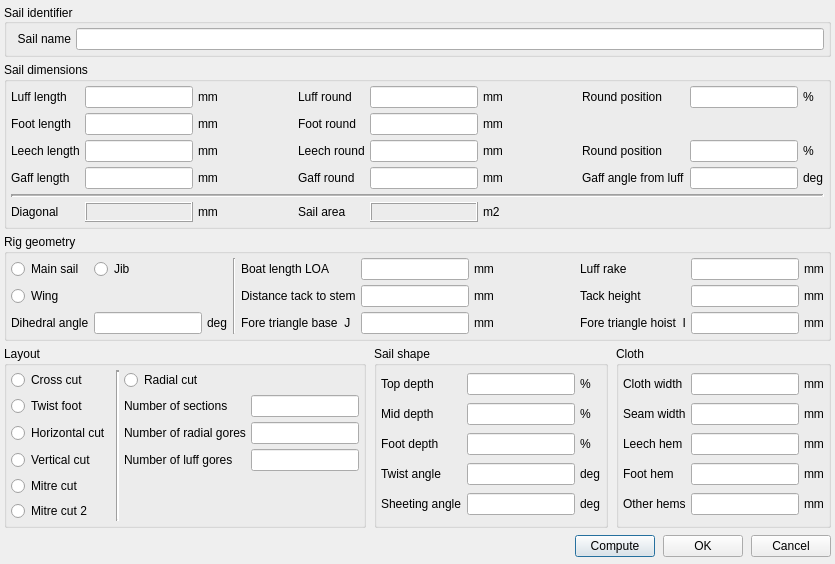
sailcut/sailcut, file src/formsaildefbase.ui: the form before one commit.
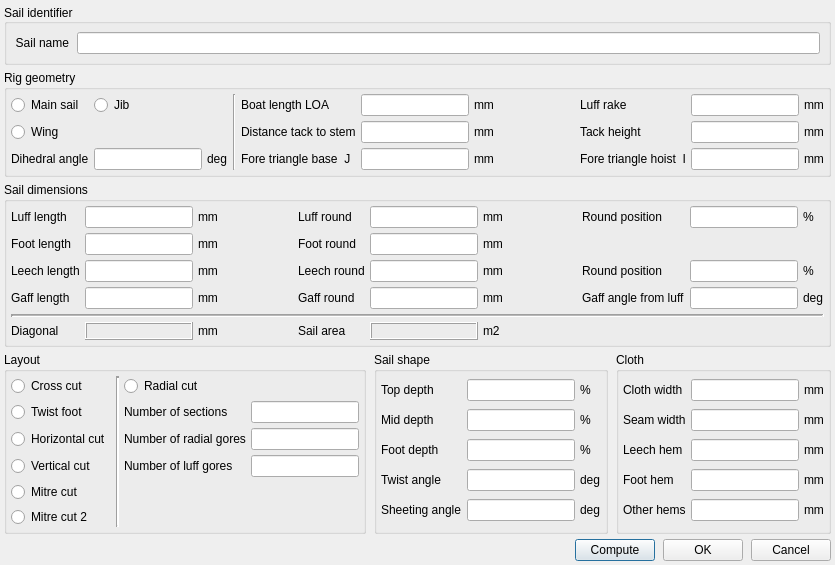
The form after the commit.

Commit message: simplify layout

```diff
--- a/src/formsaildefbase.ui
+++ b/src/formsaildefbase.ui
@@ -35,43 +35,9 @@
      <property name="alignment">
       <set>Qt::AlignLeading|Qt::AlignLeft|Qt::AlignVCenter</set>
      </property>
-     <layout class="QGridLayout">
-      <property name="leftMargin">
-       <number>4</number>
-      </property>
-      <property name="topMargin">
-       <number>4</number>
-      </property>
-      <property name="rightMargin">
-       <number>4</number>
-      </property>
-      <property name="bottomMargin">
-       <number>4</number>
-      </property>
-      <property name="spacing">
-       <number>5</number>
-      </property>
-      <item row="0" column="1">
-       <widget class="QLineEdit" name="txtSailID">
-        <property name="minimumSize">
-         <size>
-          <width>360</width>
-          <height>18</height>
-         </size>
-        </property>
-        <property name="alignment">
-         <set>Qt::AlignLeading</set>
-        </property>
-       </widget>
-      </item>
-      <item row="0" column="0">
+     <layout class="QHBoxLayout">
+      <item>
        <widget class="QLabel" name="lblSailID">
-        <property name="minimumSize">
-         <size>
-          <width>60</width>
-          <height>20</height>
-         </size>
-        </property>
         <property name="text">
          <string>Sail name</string>
         </property>
@@ -80,6 +46,233 @@
         </property>
        </widget>
       </item>
+      <item>
+       <widget class="QLineEdit" name="txtSailID">
+        <property name="alignment">
+         <set>Qt::AlignLeading</set>
+        </property>
+       </widget>
+      </item>
+     </layout>
+    </widget>
+   </item>
+   <item>
+    <widget class="QGroupBox" name="GroupRig">
+     <property name="title">
+      <string>Rig geometry</string>
+     </property>
+     <property name="alignment">
+      <set>Qt::AlignLeading</set>
+     </property>
+     <layout class="QGridLayout">
+      <property name="leftMargin">
+       <number>4</number>
+      </property>
+      <property name="topMargin">
+       <number>4</number>
+      </property>
+      <property name="rightMargin">
+       <number>4</number>
+      </property>
+      <property name="bottomMargin">
+       <number>4</number>
+      </property>
+      <property name="spacing">
+       <number>5</number>
+      </property>
+      <item row="1" column="0">
+       <widget class="QRadioButton" name="radioWing">
+        <property name="text">
+         <string>Wing</string>
+        </property>
+       </widget>
+      </item>
+      <item row="1" column="5">
+       <widget class="QLineEdit" name="txtTackDist">
+        <property name="alignment">
+         <set>Qt::AlignHCenter</set>
+        </property>
+       </widget>
+      </item>
+      <item row="2" column="9">
+       <widget class="QLineEdit" name="txtTriangHoist">
+        <property name="alignment">
+         <set>Qt::AlignHCenter</set>
+        </property>
+       </widget>
+      </item>
+      <item row="0" column="0">
+       <widget class="QRadioButton" name="radioMainSail">
+        <property name="text">
+         <string>Main sail</string>
+        </property>
+       </widget>
+      </item>
+      <item row="2" column="2">
+       <widget class="QLabel" name="lbdeg_2_2">
+        <property name="text">
+         <string>deg</string>
+        </property>
+       </widget>
+      </item>
+      <item row="2" column="8">
+       <widget class="QLabel" name="lbl5">
+        <property name="text">
+         <string>Fore triangle hoist  I</string>
+        </property>
+       </widget>
+      </item>
+      <item row="2" column="0">
+       <widget class="QLabel" name="lbl8">
+        <property name="text">
+         <string>Dihedral angle</string>
+        </property>
+       </widget>
+      </item>
+      <item row="0" column="1" colspan="2">
+       <widget class="QRadioButton" name="radioJib">
+        <property name="text">
+         <string>Jib</string>
+        </property>
+       </widget>
+      </item>
+      <item row="2" column="4">
+       <widget class="QLabel" name="lbl4">
+        <property name="text">
+         <string>Fore triangle base  J</string>
+        </property>
+       </widget>
+      </item>
+      <item row="0" column="4">
+       <widget class="QLabel" name="lbl6">
+        <property name="text">
+         <string>Boat length LOA</string>
+        </property>
+       </widget>
+      </item>
+      <item row="1" column="8">
+       <widget class="QLabel" name="lblTackHeight">
+        <property name="text">
+         <string>Tack height</string>
+        </property>
+       </widget>
+      </item>
+      <item row="0" column="8">
+       <widget class="QLabel" name="lbl1">
+        <property name="text">
+         <string>Luff rake</string>
+        </property>
+       </widget>
+      </item>
+      <item row="0" column="6">
+       <widget class="QLabel" name="lbmm_15">
+        <property name="text">
+         <string>mm</string>
+        </property>
+       </widget>
+      </item>
+      <item row="0" column="5">
+       <widget class="QLineEdit" name="txtLOA">
+        <property name="alignment">
+         <set>Qt::AlignHCenter</set>
+        </property>
+       </widget>
+      </item>
+      <item row="2" column="6">
+       <widget class="QLabel" name="lbmm_2">
+        <property name="text">
+         <string>mm</string>
+        </property>
+       </widget>
+      </item>
+      <item row="1" column="6">
+       <widget class="QLabel" name="lbmm">
+        <property name="text">
+         <string>mm</string>
+        </property>
+       </widget>
+      </item>
+      <item row="1" column="9">
+       <widget class="QLineEdit" name="txtTackHeight">
+        <property name="alignment">
+         <set>Qt::AlignHCenter</set>
+        </property>
+       </widget>
+      </item>
+      <item row="2" column="5">
+       <widget class="QLineEdit" name="txtTriangBase">
+        <property name="alignment">
+         <set>Qt::AlignHCenter</set>
+        </property>
+       </widget>
+      </item>
+      <item row="1" column="10">
+       <widget class="QLabel" name="lbmm_4">
+        <property name="text">
+         <string>mm</string>
+        </property>
+       </widget>
+      </item>
+      <item row="0" column="7">
+       <spacer>
+        <property name="orientation">
+         <enum>Qt::Horizontal</enum>
+        </property>
+        <property name="sizeType">
+         <enum>QSizePolicy::MinimumExpanding</enum>
+        </property>
+        <property name="sizeHint" stdset="0">
+         <size>
+          <width>20</width>
+          <height>20</height>
+         </size>
+        </property>
+       </spacer>
+      </item>
+      <item row="0" column="9">
+       <widget class="QLineEdit" name="txtRake">
+        <property name="alignment">
+         <set>Qt::AlignHCenter</set>
+        </property>
+       </widget>
+      </item>
+      <item row="0" column="10">
+       <widget class="QLabel" name="lbmm_16">
+        <property name="text">
+         <string>mm</string>
+        </property>
+       </widget>
+      </item>
+      <item row="0" column="3" rowspan="3">
+       <widget class="Line" name="Line3">
+        <property name="frameShape">
+         <enum>QFrame::VLine</enum>
+        </property>
+        <property name="frameShadow">
+         <enum>QFrame::Sunken</enum>
+        </property>
+        <property name="orientation">
+         <enum>Qt::Vertical</enum>
+        </property>
+       </widget>
+      </item>
+      <item row="2" column="10">
+       <widget class="QLabel" name="lbmm_3">
+        <property name="text">
+         <string>mm</string>
+        </property>
+       </widget>
+      </item>
+      <item row="1" column="4">
+       <widget class="QLabel" name="lbl3">
+        <property name="text">
+         <string>Distance tack to stem</string>
+        </property>
+       </widget>
+      </item>
+      <item row="2" column="1">
+       <widget class="QLineEdit" name="txtDihedral"/>
+      </item>
      </layout>
     </widget>
    </item>
@@ -208,12 +401,6 @@
       </item>
       <item row="2" column="1">
        <widget class="QLineEdit" name="txtLeechLen">
-        <property name="minimumSize">
-         <size>
-          <width>60</width>
-          <height>18</height>
-         </size>
-        </property>
         <property name="alignment">
          <set>Qt::AlignHCenter</set>
         </property>
@@ -221,12 +408,6 @@
       </item>
       <item row="5" column="1">
        <widget class="QLabel" name="lblDiagonal">
-        <property name="minimumSize">
-         <size>
-          <width>60</width>
-          <height>18</height>
-         </size>
-        </property>
         <property name="frameShape">
          <enum>QFrame::Box</enum>
         </property>
@@ -299,12 +480,6 @@
       </item>
       <item row="3" column="1">
        <widget class="QLineEdit" name="txtGaffLen">
-        <property name="minimumSize">
-         <size>
-          <width>60</width>
-          <height>18</height>
-         </size>
-        </property>
         <property name="alignment">
          <set>Qt::AlignHCenter</set>
         </property>
@@ -312,12 +487,6 @@
       </item>
       <item row="5" column="0">
        <widget class="QLabel" name="lbl46">
-        <property name="minimumSize">
-         <size>
-          <width>0</width>
-          <height>20</height>
-         </size>
-        </property>
         <property name="text">
          <string>Diagonal</string>
         </property>
@@ -423,12 +592,6 @@
       </item>
       <item row="1" column="1">
        <widget class="QLineEdit" name="txtFootLen">
-        <property name="minimumSize">
-         <size>
-          <width>60</width>
-          <height>18</height>
-         </size>
-        </property>
         <property name="alignment">
          <set>Qt::AlignHCenter</set>
         </property>
@@ -436,12 +599,6 @@
       </item>
       <item row="0" column="1">
        <widget class="QLineEdit" name="txtLuffLen">
-        <property name="minimumSize">
-         <size>
-          <width>60</width>
-          <height>18</height>
-         </size>
-        </property>
         <property name="alignment">
          <set>Qt::AlignHCenter</set>
         </property>
@@ -485,250 +642,6 @@
      </layout>
     </widget>
    </item>
-   <item>
-    <widget class="QGroupBox" name="GroupRig">
-     <property name="title">
-      <string>Rig geometry</string>
-     </property>
-     <property name="alignment">
-      <set>Qt::AlignLeading</set>
-     </property>
-     <layout class="QGridLayout">
-      <property name="leftMargin">
-       <number>4</number>
-      </property>
-      <property name="topMargin">
-       <number>4</number>
-      </property>
-      <property name="rightMargin">
-       <number>4</number>
-      </property>
-      <property name="bottomMargin">
-       <number>4</number>
-      </property>
-      <property name="spacing">
-       <number>5</number>
-      </property>
-      <item row="1" column="0">
-       <widget class="QRadioButton" name="radioWing">
-        <property name="text">
-         <string>Wing</string>
-        </property>
-       </widget>
-      </item>
-      <item row="1" column="5">
-       <widget class="QLineEdit" name="txtTackDist">
-        <property name="minimumSize">
-         <size>
-          <width>0</width>
-          <height>0</height>
-         </size>
-        </property>
-        <property name="alignment">
-         <set>Qt::AlignHCenter</set>
-        </property>
-       </widget>
-      </item>
-      <item row="2" column="9">
-       <widget class="QLineEdit" name="txtTriangHoist">
-        <property name="alignment">
-         <set>Qt::AlignHCenter</set>
-        </property>
-       </widget>
-      </item>
-      <item row="0" column="0">
-       <widget class="QRadioButton" name="radioMainSail">
-        <property name="text">
-         <string>Main sail</string>
-        </property>
-       </widget>
-      </item>
-      <item row="2" column="2">
-       <widget class="QLabel" name="lbdeg_2_2">
-        <property name="text">
-         <string>deg</string>
-        </property>
-       </widget>
-      </item>
-      <item row="2" column="8">
-       <widget class="QLabel" name="lbl5">
-        <property name="text">
-         <string>Fore triangle hoist  I</string>
-        </property>
-       </widget>
-      </item>
-      <item row="2" column="0">
-       <widget class="QLabel" name="lbl8">
-        <property name="text">
-         <string>Dihedral angle</string>
-        </property>
-       </widget>
-      </item>
-      <item row="0" column="1" colspan="2">
-       <widget class="QRadioButton" name="radioJib">
-        <property name="text">
-         <string>Jib</string>
-        </property>
-       </widget>
-      </item>
-      <item row="2" column="4">
-       <widget class="QLabel" name="lbl4">
-        <property name="text">
-         <string>Fore triangle base  J</string>
-        </property>
-       </widget>
-      </item>
-      <item row="0" column="4">
-       <widget class="QLabel" name="lbl6">
-        <property name="text">
-         <string>Boat length LOA</string>
-        </property>
-       </widget>
-      </item>
-      <item row="1" column="8">
-       <widget class="QLabel" name="lblTackHeight">
-        <property name="text">
-         <string>Tack height</string>
-        </property>
-       </widget>
-      </item>
-      <item row="0" column="8">
-       <widget class="QLabel" name="lbl1">
-        <property name="text">
-         <string>Luff rake</string>
-        </property>
-       </widget>
-      </item>
-      <item row="0" column="6">
-       <widget class="QLabel" name="lbmm_15">
-        <property name="text">
-         <string>mm</string>
-        </property>
-       </widget>
-      </item>
-      <item row="0" column="5">
-       <widget class="QLineEdit" name="txtLOA">
-        <property name="minimumSize">
-         <size>
-          <width>60</width>
-          <height>0</height>
-         </size>
-        </property>
-        <property name="alignment">
-         <set>Qt::AlignHCenter</set>
-        </property>
-       </widget>
-      </item>
-      <item row="2" column="6">
-       <widget class="QLabel" name="lbmm_2">
-        <property name="text">
-         <string>mm</string>
-        </property>
-       </widget>
-      </item>
-      <item row="1" column="6">
-       <widget class="QLabel" name="lbmm">
-        <property name="text">
-         <string>mm</string>
-        </property>
-       </widget>
-      </item>
-      <item row="1" column="9">
-       <widget class="QLineEdit" name="txtTackHeight">
-        <property name="alignment">
-         <set>Qt::AlignHCenter</set>
-        </property>
-       </widget>
-      </item>
-      <item row="2" column="5">
-       <widget class="QLineEdit" name="txtTriangBase">
-        <property name="minimumSize">
-         <size>
-          <width>0</width>
-          <height>0</height>
-         </size>
-        </property>
-        <property name="alignment">
-         <set>Qt::AlignHCenter</set>
-        </property>
-       </widget>
-      </item>
-      <item row="1" column="10">
-       <widget class="QLabel" name="lbmm_4">
-        <property name="text">
-         <string>mm</string>
-        </property>
-       </widget>
-      </item>
-      <item row="0" column="7">
-       <spacer>
-        <property name="orientation">
-         <enum>Qt::Horizontal</enum>
-        </property>
-        <property name="sizeType">
-         <enum>QSizePolicy::MinimumExpanding</enum>
-        </property>
-        <property name="sizeHint" stdset="0">
-         <size>
-          <width>20</width>
-          <height>20</height>
-         </size>
-        </property>
-       </spacer>
-      </item>
-      <item row="0" column="9">
-       <widget class="QLineEdit" name="txtRake">
-        <property name="minimumSize">
-         <size>
-          <width>60</width>
-          <height>0</height>
-         </size>
-        </property>
-        <property name="alignment">
-         <set>Qt::AlignHCenter</set>
-        </property>
-       </widget>
-      </item>
-      <item row="0" column="10">
-       <widget class="QLabel" name="lbmm_16">
-        <property name="text">
-         <string>mm</string>
-        </property>
-       </widget>
-      </item>
-      <item row="0" column="3" rowspan="3">
-       <widget class="Line" name="Line3">
-        <property name="frameShape">
-         <enum>QFrame::VLine</enum>
-        </property>
-        <property name="frameShadow">
-         <enum>QFrame::Sunken</enum>
-        </property>
-        <property name="orientation">
-         <enum>Qt::Vertical</enum>
-        </property>
-       </widget>
-      </item>
-      <item row="2" column="10">
-       <widget class="QLabel" name="lbmm_3">
-        <property name="text">
-         <string>mm</string>
-        </property>
-       </widget>
-      </item>
-      <item row="1" column="4">
-       <widget class="QLabel" name="lbl3">
-        <property name="text">
-         <string>Distance tack to stem</string>
-        </property>
-       </widget>
-      </item>
-      <item row="2" column="1">
-       <widget class="QLineEdit" name="txtDihedral"/>
-      </item>
-     </layout>
-    </widget>
-   </item>
    <item>
     <layout class="QHBoxLayout" name="hrzBottom">
      <item>
@@ -1147,8 +1060,8 @@
        </property>
        <property name="sizeHint" stdset="0">
         <size>
-         <width>441</width>
-         <height>27</height>
+         <width>20</width>
+         <height>20</height>
         </size>
        </property>
       </spacer>
```
